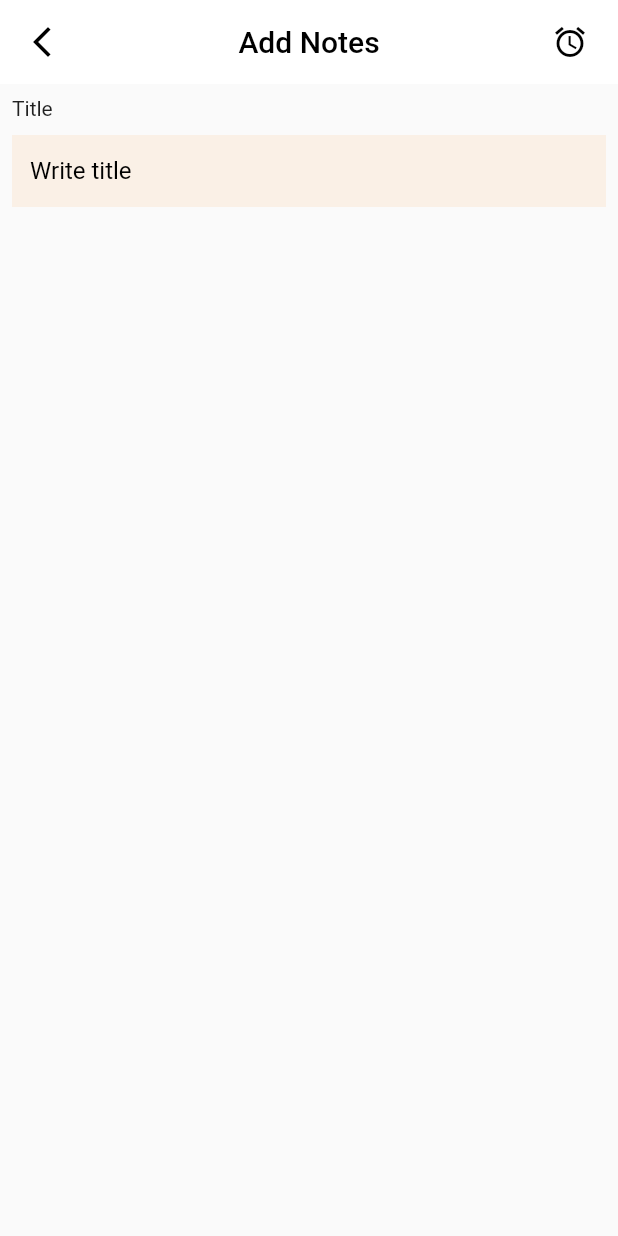
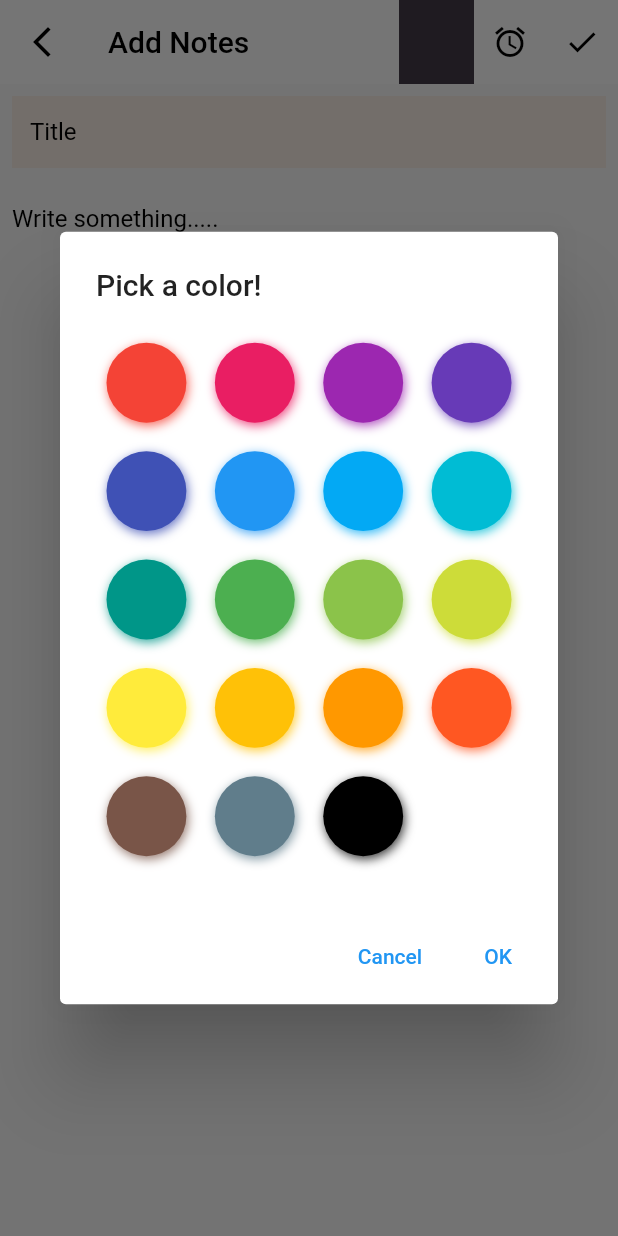
Before and after one commit to Tanvirul-swe/notepadPro, a Flutter app: the AddNotePage screen opened directly, after a tap on the "alarm" icon, on a phone screen of 412 x 824 dp. Run offline on Flutter 3.47's test engine with Material 2 defaults, Android fonts, the phone set to English and light mode, and no system bars; drawn by our look-alikes of flutter_colorpicker; our stand-ins replace flutter_svg, fluttertoast, mvc_pattern, sqflite; accounts and stored records are empty.

```diff
--- /dev/null
+++ b/notepad/lib/Controller/add_note_controller.dart
@@ -0,0 +1,23 @@
+import 'package:flutter/material.dart';
+import 'package:mvc_pattern/mvc_pattern.dart';
+import 'package:notepad/LocalDatabase/local_database_helper.dart';
+import 'package:notepad/helper/app_helper.dart';
+import 'package:notepad/model/add_note_model.dart';
+
+class AddNoteController extends ControllerMVC {
+  late OverlayEntry loader;
+
+  late GlobalKey<FormState> entryFormKey;
+  late GlobalKey<ScaffoldState> scaffoldKey;
+
+  AddNoteController() {
+    loader = AppHelper.overlayLoader(state?.context);
+
+    entryFormKey = GlobalKey<FormState>();
+    scaffoldKey = GlobalKey<ScaffoldState>();
+  }
+
+  Future<int> addNote(AddNoteModel model) async {
+    return await DatabaseHelper.instance.insertNote(model);
+  }
+}
--- /dev/null
+++ b/notepad/lib/helper/app_helper.dart
@@ -0,0 +1,40 @@
+import 'dart:async';
+
+import 'package:flutter/material.dart';
+
+class AppHelper {
+  late BuildContext context;
+  late DateTime currentBackPressTime;
+
+  AppHelper.of(BuildContext _context) {
+    context = _context;
+  }
+
+  static OverlayEntry overlayLoader(context) {
+    OverlayEntry loader = OverlayEntry(builder: (context) {
+      final size = MediaQuery.of(context).size;
+      return Positioned(
+          height: size.height,
+          width: size.width,
+          top: 0,
+          left: 0,
+          child: const CircularProgressIndicator(
+            color: Colors.black,
+          ));
+    });
+    return loader;
+  }
+
+  static showLoader(BuildContext context, OverlayEntry loader) {
+    Overlay.of(context)!.insert(loader);
+  }
+
+  static hideLoader(OverlayEntry loader) {
+    Timer(const Duration(milliseconds: 500), () {
+      try {
+        loader.remove();
+        // ignore: empty_catches
+      } catch (e) {}
+    });
+  }
+}
--- /dev/null
+++ b/notepad/lib/model/add_note_model.dart
@@ -0,0 +1,28 @@
+import 'package:notepad/LocalDatabase/local_database_helper.dart';
+
+class AddNoteModel {
+  final int dateTime;
+  final String title;
+  final String content;
+  final String colorCode;
+  AddNoteModel(
+      {required this.dateTime,
+      required this.title,
+      required this.content,
+      required this.colorCode});
+  factory AddNoteModel.fromLocalDB(Map<String, dynamic> json) => AddNoteModel(
+        dateTime: json[DatabaseHelper.dateTimeColumn],
+        title: json[DatabaseHelper.titleColumn],
+        content: json[DatabaseHelper.contentColumn],
+        colorCode: json[DatabaseHelper.colorCodeColumn],
+      );
+
+  Map<String, dynamic> toMap() {
+    return {
+      DatabaseHelper.colorCodeColumn: colorCode,
+      DatabaseHelper.titleColumn: title,
+      DatabaseHelper.contentColumn: content,
+      DatabaseHelper.dateTimeColumn: dateTime,
+    };
+  }
+}
--- a/notepad/lib/page/addNotePage.dart
+++ b/notepad/lib/page/addNotePage.dart
@@ -1,6 +1,13 @@
 import 'package:flutter/material.dart';
-import 'package:notepad/CustomColors/customColors.dart';
-import 'package:notepad/CustomTextStyle/textStyle.dart';
+import 'package:flutter_colorpicker/flutter_colorpicker.dart';
+import 'package:notepad/Controller/add_note_controller.dart';
+import 'package:notepad/CustomFile/CustomColors/customColors.dart';
+import 'package:notepad/CustomFile/CustomTextStyle/textStyle.dart';
+import 'package:notepad/CustomFile/custom_toest.dart';
+
+import 'package:notepad/Service/date_time.dart';
+import 'package:notepad/model/add_note_model.dart';
+import 'package:notepad/textField/custom_text_field.dart';
 
 class AddNotePage extends StatefulWidget {
   AddNotePage({Key? key}) : super(key: key);
@@ -10,13 +17,56 @@ class AddNotePage extends StatefulWidget {
 }
 
 class _AddNotePageState extends State<AddNotePage> {
+  final TextEditingController titleController = TextEditingController();
+  final TextEditingController contentController = TextEditingController();
+  final AddNoteController addNoteController = AddNoteController();
+  Color pickerColor = Color(0xff443a49);
+  Color currentColor = Color(0xff443a49);
+
+  void changeColor(Color color) {
+    print("Selected color ** $pickerColor");
+    setState(() => pickerColor = color);
+  }
+
+  alartdialog() {
+    return showDialog(
+        builder: (BuildContext context) {
+          return AlertDialog(
+            title: const Text('Pick a color!'),
+            content: SingleChildScrollView(
+              child: BlockPicker(
+                pickerColor: currentColor,
+                onColorChanged: changeColor,
+              ),
+            ),
+            actions: <Widget>[
+              TextButton(
+                child: const Text('Cancel'),
+                onPressed: () {
+                  setState(() => currentColor = pickerColor);
+                  Navigator.of(context).pop();
+                },
+              ),
+              TextButton(
+                child: const Text('OK'),
+                onPressed: () {
+                  setState(() => currentColor = pickerColor);
+                  Navigator.of(context).pop();
+                },
+              ),
+            ],
+          );
+        },
+        context: context);
+  }
+
   @override
   Widget build(BuildContext context) {
     return Scaffold(
+      key: addNoteController.scaffoldKey,
       appBar: AppBar(
         backgroundColor: Colors.white,
         elevation: 0,
-        centerTitle: true,
         leading: IconButton(
           onPressed: () {
             Navigator.pop(context);
@@ -31,46 +81,80 @@ class _AddNotePageState extends State<AddNotePage> {
           style: TappbarTitleStyle,
         ),
         actions: [
-          Padding(
-            padding: const EdgeInsets.all(8.0),
-            child: IconButton(
-              onPressed: () {},
+          Container(
+            width: 50,
+            color: currentColor,
+          ),
+          IconButton(
+            onPressed: () async {
+              alartdialog();
+            },
             icon: const Icon(
               Icons.alarm,
               color: iconColor,
             ),
           ),
+          IconButton(
+            onPressed: () async {
+              if (_validateForm()) {
+                int id = await addNoteController.addNote(
+                  AddNoteModel(
+                    dateTime: DateTimeConvertion().datetimeToMilles(),
+                    title: titleController.text,
+                    content: contentController.text,
+                    colorCode: 'null',
+                  ),
+                );
+                if (id > 0) {
+                  CustomTost().customToast('Succesfull');
+
+                  Navigator.pop(context);
+                } else {
+                  print('Data insert fail');
+                }
+              } else {
+                CustomTost().customToast('Please fill up empty field');
+              }
+            },
+            icon: const Icon(
+              Icons.check,
+              color: iconColor,
+            ),
           )
         ],
       ),
-      body: Padding(
+      body: Form(
+        key: addNoteController.entryFormKey,
+        child: Padding(
           padding: const EdgeInsets.all(8.0),
           child: Column(
             crossAxisAlignment: CrossAxisAlignment.start,
             children: [
-            const Text('Title'),
+              TitleTextIField(controller: titleController, lable: 'Title'),
               const SizedBox(
                 height: 10,
               ),
-            TextField(
-                decoration: InputDecoration(
-              filled: true,
-              fillColor: textFieldColor,
-              border: OutlineInputBorder(
-                  borderSide:
-                      const BorderSide(color: Colors.yellow, width: 0.0),
-                  borderRadius: BorderRadius.circular(8)),
-              focusedBorder: InputBorder.none,
-              enabledBorder: InputBorder.none,
-              errorBorder: InputBorder.none,
-              disabledBorder: InputBorder.none,
-              hintText: 'Write title',
-              hintStyle: const TextStyle(
-                  color: Colors.black, fontWeight: FontWeight.w400),
-            )),
+              Expanded(
+                child: ContentTextField(
+                    controller: contentController,
+                    lable: 'Write something.....'),
+              ),
             ],
+          ),
         ),
       ),
     );
   }
+
+  bool _validateForm() {
+    bool _isValid = addNoteController.entryFormKey.currentState!.validate();
+
+    if (titleController.text.isEmpty) {
+      _isValid = false;
+    } else if (contentController.text.isEmpty) {
+      _isValid = false;
     }
+
+    return _isValid;
+  }
+}
--- a/notepad/lib/page/homeScreen.dart
+++ b/notepad/lib/page/homeScreen.dart
@@ -2,8 +2,9 @@ import 'dart:math';
 
 import 'package:flutter/material.dart';
 import 'package:flutter_svg/flutter_svg.dart';
-import 'package:notepad/CustomColors/customColors.dart';
-import 'package:notepad/CustomTextStyle/textStyle.dart';
+import 'package:notepad/CustomFile/CustomColors/customColors.dart';
+import 'package:notepad/CustomFile/CustomTextStyle/textStyle.dart';
+
 import 'package:notepad/page/addNotePage.dart';
 
 class HomeScreen extends StatefulWidget {
--- /dev/null
+++ b/notepad/lib/textField/custom_text_field.dart
@@ -0,0 +1,60 @@
+import 'package:flutter/material.dart';
+import 'package:notepad/CustomFile/CustomColors/customColors.dart';
+
+class TitleTextIField extends StatelessWidget {
+  final String lable;
+  final TextEditingController controller;
+  const TitleTextIField({required this.lable, required this.controller});
+
+  @override
+  Widget build(BuildContext context) {
+    return TextFormField(
+      keyboardType: TextInputType.multiline,
+      maxLines: null,
+      validator: (input) => input!.isEmpty ? null : null,
+      controller: controller,
+      decoration: InputDecoration(
+        filled: true,
+        fillColor: textFieldColor,
+        border: OutlineInputBorder(
+            borderSide: const BorderSide(color: Colors.yellow, width: 0.0),
+            borderRadius: BorderRadius.circular(8)),
+        focusedBorder: InputBorder.none,
+        enabledBorder: InputBorder.none,
+        errorBorder: InputBorder.none,
+        disabledBorder: InputBorder.none,
+        hintText: lable,
+        hintStyle:
+            const TextStyle(color: Colors.black, fontWeight: FontWeight.w400),
+      ),
+    );
+  }
+}
+
+class ContentTextField extends StatelessWidget {
+  final String lable;
+  final TextEditingController controller;
+  const ContentTextField({required this.lable, required this.controller});
+
+  @override
+  Widget build(BuildContext context) {
+    return TextFormField(
+      validator: (input) => input!.isEmpty ? null : null,
+      controller: controller,
+      keyboardType: TextInputType.multiline,
+      maxLines: null,
+      decoration: InputDecoration(
+        border: OutlineInputBorder(
+            borderSide: const BorderSide(color: Colors.yellow, width: 0.0),
+            borderRadius: BorderRadius.circular(8)),
+        focusedBorder: InputBorder.none,
+        enabledBorder: InputBorder.none,
+        errorBorder: InputBorder.none,
+        disabledBorder: InputBorder.none,
+        hintText: lable,
+        hintStyle:
+            const TextStyle(color: Colors.black, fontWeight: FontWeight.w400),
+      ),
+    );
+  }
+}
```
Also changed, not shown: notepad/lib/CustomFile/custom_toest.dart (added, +15 -0 lines), notepad/lib/LocalDatabase/local_database_helper.dart (+10 -1 lines), notepad/lib/Service/date_time.dart (added, +18 -0 lines), notepad/lib/main.dart (+5 -42 lines), notepad/pubspec.yaml (+8 -26 lines), notepad/lib/CustomFile/CustomColors/customColors.dart (renamed from notepad/lib/CustomColors/customColors.dart), notepad/lib/CustomFile/CustomTextStyle/textStyle.dart (renamed from notepad/lib/CustomTextStyle/textStyle.dart), notepad/lib/modle/modle_data.dart (deleted), notepad/pubspec.lock, 1 other file. Lines whose indentation alone changed are shown as unchanged.
